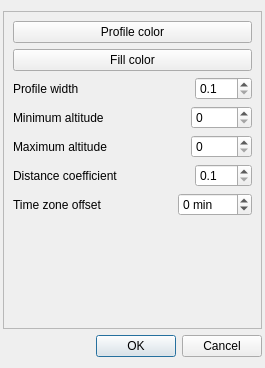
The window that ui/profileconfigdialog.ui (salsergey/gpxviewer) describes before a commit, drawn with Qt 5.
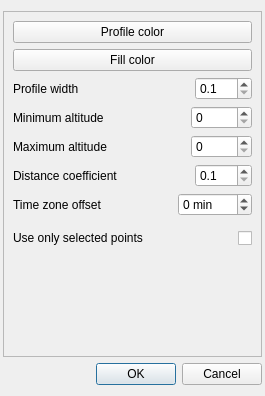
The same window after the commit. Custom widgets are drawn as their Qt base class.

Commit message: * Added an option to draw profiles using only selected points and tracks.

The edit to the form file:
```diff
--- a/ui/profileconfigdialog.ui
+++ b/ui/profileconfigdialog.ui
@@ -10,7 +10,7 @@
     <x>0</x>
     <y>0</y>
     <width>265</width>
-    <height>368</height>
+    <height>396</height>
    </rect>
   </property>
   <property name="windowTitle">
@@ -184,6 +184,30 @@
         </item>
        </layout>
       </item>
+      <item>
+       <layout class="QHBoxLayout" name="horizontalLayout_6">
+        <item>
+         <widget class="QLabel" name="label">
+          <property name="text">
+           <string>Use only selected points</string>
+          </property>
+         </widget>
+        </item>
+        <item>
+         <widget class="QCheckBox" name="selectedPointsCheckBox">
+          <property name="minimumSize">
+           <size>
+            <width>0</width>
+            <height>32</height>
+           </size>
+          </property>
+          <property name="layoutDirection">
+           <enum>Qt::RightToLeft</enum>
+          </property>
+         </widget>
+        </item>
+       </layout>
+      </item>
       <item>
        <spacer name="verticalSpacer">
         <property name="orientation">
```
The commit also changes 14 other files.
